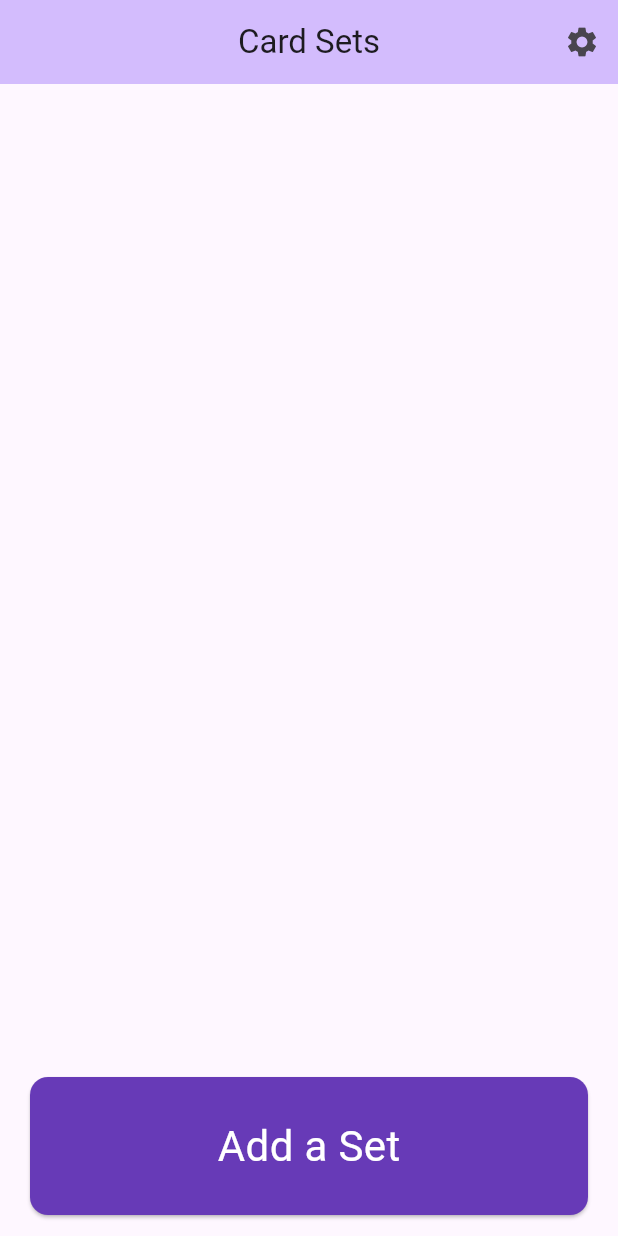
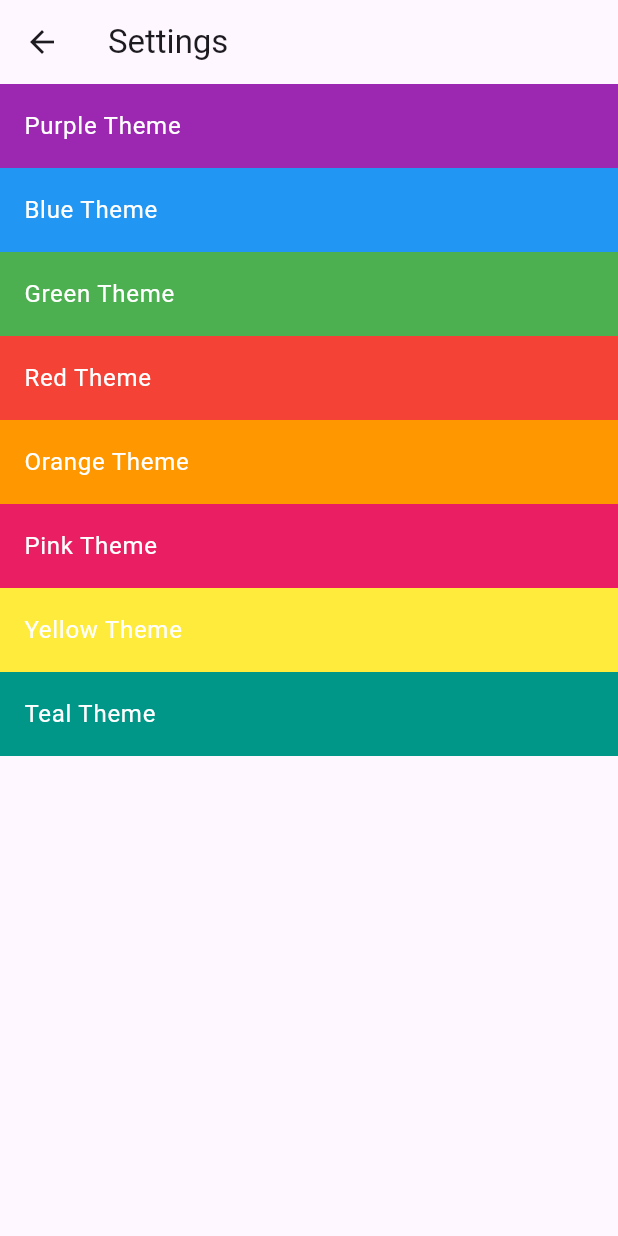
Before and after one commit to aimbesi1/mobile-project1, a Flutter app: the screen it shows after launch, after a tap on the "settings" icon, on a phone screen of 412 x 824 dp. Run offline on Flutter 3.47's test engine with Material 3 defaults, Android fonts, the phone set to English and light mode, and no system bars; our stand-ins replace sqflite; accounts and stored records are empty.

Commit message:
Add settings button and theme selection
Styling code from Ese

```diff
--- a/project1/lib/CardSetsScreen.dart
+++ b/project1/lib/CardSetsScreen.dart
@@ -2,6 +2,7 @@ import 'package:flutter/material.dart';
 import 'package:project1/cardset.dart';
 import 'package:project1/cardsview.dart';
 import 'package:project1/main.dart';
+import 'package:project1/settings_screen.dart';
 
 class CardSetsPage extends StatefulWidget {
   @override
@@ -91,7 +92,7 @@ class _CardSetsPageState extends State<CardSetsPage> {
                       });
                     },
                     style: ElevatedButton.styleFrom(
-                      backgroundColor: Colors.deepPurple,
+                      backgroundColor: Theme.of(context).colorScheme.primary,
                       foregroundColor: Colors.white,
                     ),
                     child: const Text('Edit'),
@@ -107,7 +108,7 @@ class _CardSetsPageState extends State<CardSetsPage> {
                       });
                     },
                     style: ElevatedButton.styleFrom(
-                      backgroundColor: Colors.deepPurple,
+                      backgroundColor: Theme.of(context).colorScheme.primary,
                       foregroundColor: Colors.white,
                     ),
                     child: const Text('Delete'),
@@ -125,7 +126,7 @@ class _CardSetsPageState extends State<CardSetsPage> {
                 Navigator.of(context).pop();
               },
               style: ElevatedButton.styleFrom(
-                backgroundColor: Colors.deepPurple,
+                backgroundColor: Theme.of(context).colorScheme.primary,
                 foregroundColor: Colors.white,
               ),
               child: const Center(
@@ -162,7 +163,7 @@ class _CardSetsPageState extends State<CardSetsPage> {
                       Navigator.of(context).pop();
                     },
                     style: ElevatedButton.styleFrom(
-                      backgroundColor: Colors.deepPurple,
+                      backgroundColor: Theme.of(context).colorScheme.primary,
                       foregroundColor: Colors.white,
                     ),
                     child: const Text('Cancel'),
@@ -183,7 +184,7 @@ class _CardSetsPageState extends State<CardSetsPage> {
                       });
                     },
                     style: ElevatedButton.styleFrom(
-                      backgroundColor: Colors.deepPurple,
+                      backgroundColor: Theme.of(context).colorScheme.primary,
                       foregroundColor: Colors.white,
                     ),
                     child: const Text('Add'),
@@ -208,10 +209,10 @@ class _CardSetsPageState extends State<CardSetsPage> {
             icon: Icon(Icons.settings),
             // Example for clicking the settings button transition
             onPressed: () {
-              // Navigator.push(
-              //   context,
-              //   MaterialPageRoute(builder: (context) => SettingsPage()),
-              // );
+              Navigator.push(
+                context,
+                MaterialPageRoute(builder: (context) => SettingsScreen()),
+              );
             },
           ),
         ],
@@ -238,7 +239,7 @@ class _CardSetsPageState extends State<CardSetsPage> {
                       );
                     },
                     child: Card(
-                      color: Colors.deepPurple,
+                      color: Theme.of(context).colorScheme.primary,
                       margin: EdgeInsets.symmetric(vertical: 10.0, horizontal: 16.0),
                       child: ListTile(
                         contentPadding: EdgeInsets.symmetric(vertical: 16.0, horizontal: 24.0),
@@ -259,9 +260,9 @@ class _CardSetsPageState extends State<CardSetsPage> {
               child: Container(
                 margin: EdgeInsets.symmetric(vertical: 10.0, horizontal: 16.0),
                 height: 100.0,
-                child: const Card(
-                  color: Colors.deepPurple,
-                  child: Center(
+                child: Card(
+                  color: Theme.of(context).colorScheme.primary,
+                  child: const Center(
                     child: Text(
                       'Add a Set',
                       style: TextStyle(
--- a/project1/lib/cardpanel.dart
+++ b/project1/lib/cardpanel.dart
@@ -101,7 +101,7 @@ class _CardPanelState extends State<CardPanel> {
                       });
                     },
                     style: ElevatedButton.styleFrom(
-                      backgroundColor: Colors.deepPurple,
+                      backgroundColor: Theme.of(context).colorScheme.primary,
                       foregroundColor: Colors.white,
                     ),
                     child: const Text('Edit'),
@@ -117,7 +117,7 @@ class _CardPanelState extends State<CardPanel> {
                       });
                     },
                     style: ElevatedButton.styleFrom(
-                      backgroundColor: Colors.deepPurple,
+                      backgroundColor: Theme.of(context).colorScheme.primary,
                       foregroundColor: Colors.white,
                     ),
                     child: const Text('Delete'),
@@ -135,7 +135,7 @@ class _CardPanelState extends State<CardPanel> {
                 Navigator.of(context).pop();
               },
               style: ElevatedButton.styleFrom(
-                backgroundColor: Colors.deepPurple,
+                backgroundColor: Theme.of(context).colorScheme.primary,
                 foregroundColor: Colors.white,
               ),
               child: const Center(
@@ -169,11 +169,11 @@ class _CardPanelState extends State<CardPanel> {
                         style: TextStyle(
                             color: Theme.of(context).colorScheme.onPrimary))))
             : Container(
-                color: Theme.of(context).colorScheme.secondary,
+                color: Theme.of(context).colorScheme.tertiary,
                 child: Center(
                     child: Text(backText,
                         style: TextStyle(
                             color:
-                                Theme.of(context).colorScheme.onSecondary)))));
+                                Theme.of(context).colorScheme.onTertiary)))));
   }
 }
--- a/project1/lib/main.dart
+++ b/project1/lib/main.dart
@@ -4,13 +4,20 @@ import 'package:project1/cardsview.dart';
 import 'package:project1/database_helper.dart';
 import 'package:project1/cardpanel.dart';
 import 'package:project1/flashcard.dart';
+import 'package:project1/theme_provider.dart';
+import 'package:provider/provider.dart';
 
 final dbHelper = DatabaseHelper();
 
 Future<void> main() async {
   WidgetsFlutterBinding.ensureInitialized();
   await dbHelper.init();
-  runApp(const MyApp());
+  runApp(
+    ChangeNotifierProvider(
+      create: (context) => ThemeProvider(),
+      child: const MyApp(),
+    ),
+  );
 }
 
 class MyApp extends StatelessWidget {
@@ -19,14 +26,14 @@ class MyApp extends StatelessWidget {
   // This widget is the root of your application.
   @override
   Widget build(BuildContext context) {
-    return MaterialApp(
-      title: 'Flutter Demo',
-      theme: ThemeData(
-        colorScheme: ColorScheme.fromSeed(seedColor: Colors.deepPurple),
-        useMaterial3: true,
-      ),
-      // home: CardsView(title: "View cards in set 1", setIndex: 1),
-      home: CardSetsPage()
+    return Consumer<ThemeProvider>(
+      builder: (context, themeProvider, child) {
+        return MaterialApp(
+          title: 'Flutter Demo',
+          theme: themeProvider.currentTheme,
+          home: CardSetsPage(),
+        );
+      },
     );
   }
 }
--- /dev/null
+++ b/project1/lib/settings_screen.dart
@@ -0,0 +1,44 @@
+import 'package:flutter/material.dart';
+import 'package:provider/provider.dart';
+import 'theme_provider.dart';
+
+class SettingsScreen extends StatelessWidget {
+  @override
+  Widget build(BuildContext context) {
+    return Scaffold(
+      appBar: AppBar(
+        title: Text('Settings'),
+      ),
+      body: ListView(
+        children: [
+          _buildThemeTile(context, 'Purple Theme', Colors.purple),
+          _buildThemeTile(context, 'Blue Theme', Colors.blue),
+          _buildThemeTile(context, 'Green Theme', Colors.green),
+          _buildThemeTile(context, 'Red Theme', Colors.red),
+          _buildThemeTile(context, 'Orange Theme', Colors.orange),
+          _buildThemeTile(context, 'Pink Theme', Colors.pink),
+          _buildThemeTile(context, 'Yellow Theme', Colors.yellow),
+          _buildThemeTile(context, 'Teal Theme', Colors.teal),
+        ],
+      ),
+    );
+  }
+
+  Widget _buildThemeTile(BuildContext context, String title, Color color) {
+    return ListTile(
+      title: Text(
+        title,
+        style: TextStyle(color: Colors.white),
+      ),
+      tileColor: color,
+      onTap: () {
+        Provider.of<ThemeProvider>(context, listen: false).setTheme(
+          ThemeData(
+            colorScheme: ColorScheme.fromSeed(seedColor: color),
+            useMaterial3: true,
+          ),
+        );
+      },
+    );
+  }
+}
--- /dev/null
+++ b/project1/lib/theme_provider.dart
@@ -0,0 +1,15 @@
+import 'package:flutter/material.dart';
+
+class ThemeProvider extends ChangeNotifier {
+  ThemeData _currentTheme = ThemeData(
+    colorScheme: ColorScheme.fromSeed(seedColor: Colors.deepPurple),
+    useMaterial3: true,
+  );
+
+  ThemeData get currentTheme => _currentTheme;
+
+  void setTheme(ThemeData theme) {
+    _currentTheme = theme;
+    notifyListeners();
+  }
+}
--- a/project1/pubspec.yaml
+++ b/project1/pubspec.yaml
@@ -37,6 +37,7 @@ dependencies:
   cupertino_icons: ^1.0.6
   sqflite: ^2.3.3+1
   path_provider: ^2.1.3
+  provider: ^6.1.2
 
 dev_dependencies:
   flutter_test:
```
Also changed, not shown: project1/pubspec.lock.
